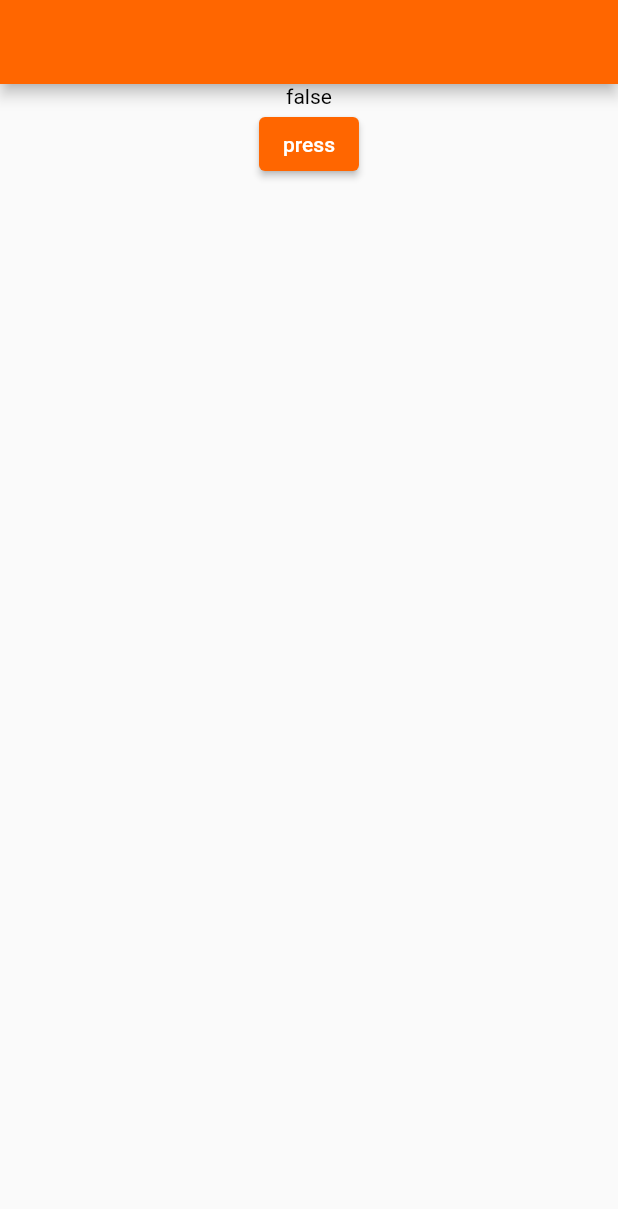
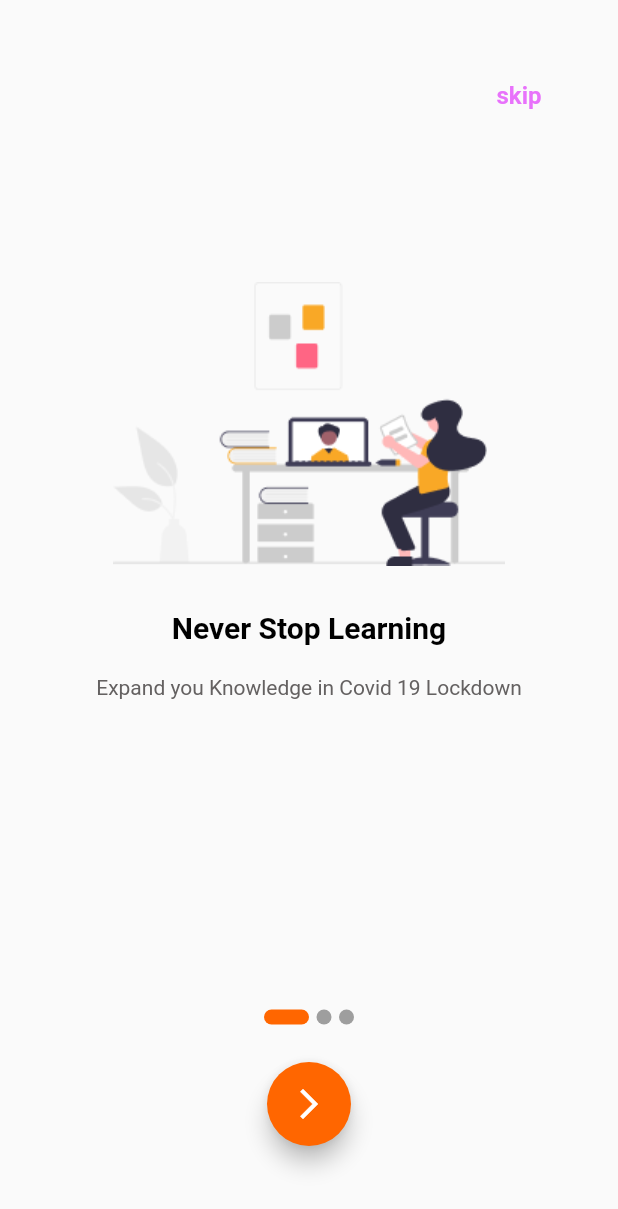
Before and after one commit to OHany1999/orangeApplication, a Flutter app: the screen it shows after launch, on a phone screen of 412 x 824 dp. Shown: the top 1209 px of the screen. Run offline on Flutter 3.47's test engine with Material 2 defaults, Android fonts, the phone set to English and light mode, and no system bars; drawn by our look-alikes of smooth_page_indicator.

Commit message:
onBoarding

```diff
--- /dev/null
+++ b/lib/model/onBoarding/onBoarding_model.dart
@@ -0,0 +1,8 @@
+class OnBoardingModel {
+  String image;
+  String title;
+  String body;
+
+  OnBoardingModel(
+      {required this.image, required this.title, required this.body});
+}
--- /dev/null
+++ b/lib/screen/onBoarding/Boarding_item.dart
@@ -0,0 +1,22 @@
+import 'package:flutter/material.dart';
+
+import '../../model/onBoarding/onBoarding_model.dart';
+
+class OnBoardingItem extends StatelessWidget {
+  OnBoardingModel onBoardingModel;
+  OnBoardingItem(this.onBoardingModel);
+  @override
+  Widget build(BuildContext context) {
+    var screen_size= MediaQuery.of(context).size;
+    return Column(
+      children: [
+        SizedBox(height: 100,),
+        Image.asset(onBoardingModel.image),
+        SizedBox(height: 30,),
+        Text(onBoardingModel.title,style: TextStyle(fontSize: 20,color: Colors.black,fontWeight: FontWeight.w700,),),
+        SizedBox(height: 20,),
+        Text(onBoardingModel.body,style: TextStyle(color: Color(0xff646161),fontSize: 14),),
+      ],
+    );
+  }
+}
--- a/lib/screen/onBoarding/onBoarding.dart
+++ b/lib/screen/onBoarding/onBoarding.dart
@@ -1,40 +1,90 @@
 import 'package:flutter/material.dart';
-import 'package:orange_course/screen/onBoarding/view_model.dart';
+import 'package:orange_course/screen/onBoarding/Boarding_item.dart';
+import 'package:orange_course/screen/onBoarding/onBoarding_vm.dart';
 import 'package:provider/provider.dart';
+import 'package:smooth_page_indicator/smooth_page_indicator.dart';
+
+import '../../model/onBoarding/onBoarding_model.dart';
 
 class OnBoardingScreen extends StatelessWidget {
   static const String routeName = 'on_boarding';
-  MyProvide myProvide = MyProvide();
+  var boardingController = PageController();
+  OnBoardingViewModel onBoardingViewModel = OnBoardingViewModel();
+  List<OnBoardingModel> onBoardingList = [
+    OnBoardingModel(
+        image: 'assets/images/work.png',
+        title: 'Never Stop Learning',
+        body: 'Expand you Knowledge in Covid 19 Lockdown'),
+    OnBoardingModel(
+        image: 'assets/images/success.png',
+        title: 'Complet Courses',
+        body: 'Eas to enroll Courses & Complete with in a short time'),
+    OnBoardingModel(
+        image: 'assets/images/list.png',
+        title: 'Complet Courses',
+        body: 'Eas to enroll Courses & Complete with in a short time'),
+  ];
+
+
 
   @override
   Widget build(BuildContext context) {
     return ChangeNotifierProvider(
-      create:(c)=> myProvide,
-      builder:(context,widget){
-        var pro = Provider.of<MyProvide>(context);
+      create: (c) => onBoardingViewModel,
+      builder: (context, widget) {
+        var pro = Provider.of<OnBoardingViewModel>(context);
         return Scaffold(
-          appBar: AppBar(),
-          body: Center(
-            child: Column(
-              children: [
-                pro.num
-                    ? Text('true', style: TextStyle(color: Colors.black))
-                    : Text(
-                  'false',
-                  style: TextStyle(color: Colors.black),
+          body: Column(
+            children: [
+              Container(
+                margin: EdgeInsets.only(top: 40,left: 280),
+                child: pro.ShowSkip(),
+              ),
+              Expanded(
+                child: PageView.builder(
+                  itemBuilder: (context, index) =>
+                      OnBoardingItem(onBoardingList[index]),
+                  physics: BouncingScrollPhysics(),
+                  controller: boardingController,
+                  itemCount: onBoardingList.length,
+                  onPageChanged: (index){
+                    if(index == onBoardingList.length -1){
+                      pro.IsLast();
+                    }else{
+                      pro.IsNotLast();
+                    }
+                  },
                 ),
-                ElevatedButton(
-                  onPressed: () {
-                    pro.enter();
-                  },
-                  child: Text('press',style: TextStyle(color: Colors.white),),
-                ),
-              ],
-            ),
+              ),
+              Container(
+                margin: EdgeInsets.only(bottom: 60),
+                child: Column(children: [
+                  SmoothPageIndicator(
+                    controller: boardingController,
+                    count: onBoardingList.length,
+                    effect: ExpandingDotsEffect(
+                      dotHeight: 10.0,
+                      dotWidth: 10.0,
+                      dotColor: Colors.grey,
+                      activeDotColor: Color(0xffFF6600),
+                      spacing: 5.0,
+                    ),
+                  ),
+                  SizedBox(height: 25,),
+                  FloatingActionButton(
+                    onPressed: () {
+                      boardingController.nextPage(duration: Duration(milliseconds: 750), curve: Curves.fastLinearToSlowEaseIn);
+                    },
+                    child: Icon(Icons.arrow_forward_ios,color: Colors.white,),
+                    backgroundColor: Color(0xffFF6600),
+                  ),
+                ],),
+              ),
+
+            ],
           ),
         );
       },
-
     );
   }
 }
--- /dev/null
+++ b/lib/screen/onBoarding/onBoarding_vm.dart
@@ -0,0 +1,31 @@
+import 'package:flutter/material.dart';
+
+class OnBoardingViewModel extends ChangeNotifier{
+
+bool num = false;
+void enter(){
+  num = !num;
+  notifyListeners();
+}
+//---------------------------------------------
+bool isLast = false;
+void IsLast(){
+  isLast = true;
+  notifyListeners();
+}
+  void IsNotLast(){
+    isLast = false;
+    notifyListeners();
+  }
+
+Widget ShowSkip(){
+  if(isLast == false){
+    return TextButton(
+      onPressed: (){},
+      child: Text('skip',style: TextStyle(color: Color(0xffE872FB),fontSize: 16,fontWeight: FontWeight.w700),),
+    );
+  }else{
+    return SizedBox();
+  }
+}
+}
--- a/lib/screen/onBoarding/view_model.dart
+++ /dev/null
@@ -1,11 +0,0 @@
-import 'package:flutter/material.dart';
-
-class MyProvide extends ChangeNotifier{
-
-bool num = false;
-void enter(){
-  num = !num;
-  notifyListeners();
-}
-
-}
--- a/pubspec.yaml
+++ b/pubspec.yaml
@@ -35,6 +35,7 @@ dependencies:
   # Use with the CupertinoIcons class for iOS style icons.
   cupertino_icons: ^1.0.2
   provider: ^6.0.5
+  smooth_page_indicator: ^1.0.0+2
 
 dev_dependencies:
   flutter_test:
@@ -59,9 +60,8 @@ flutter:
   uses-material-design: true
 
   # To add assets to your application, add an assets section, like this:
-  # assets:
-  #   - images/a_dot_burr.jpeg
-  #   - images/a_dot_ham.jpeg
+  assets:
+    - assets/images/
 
   # An image asset can refer to one or more resolution-specific "variants", see
   # https://flutter.dev/assets-and-images/#resolution-aware
```
Also changed, not shown: assets/images/list.png (added), assets/images/success.png (added), assets/images/work.png (added), pubspec.lock.
